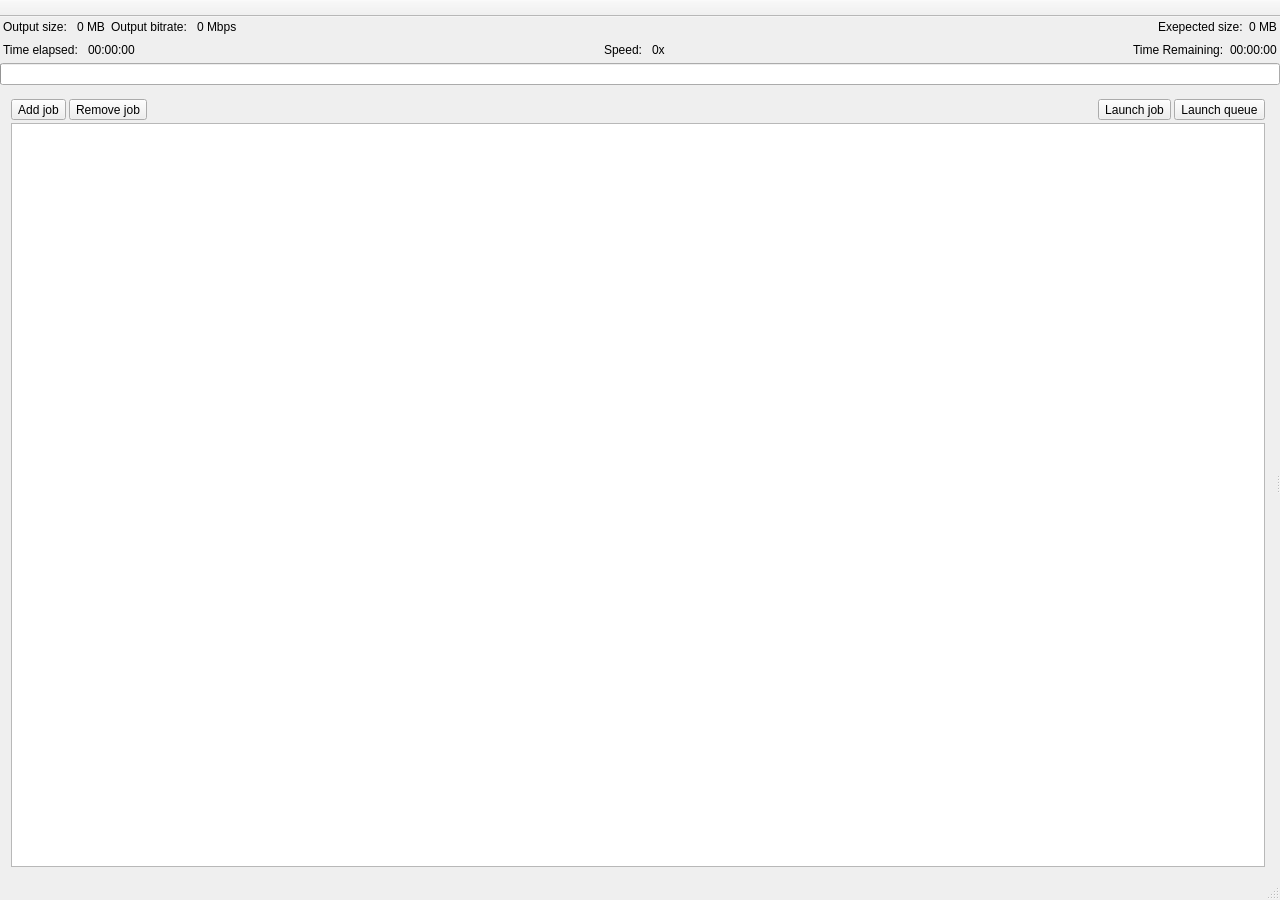
First picture: the form in src/UI/mainwindow.ui, repository RxLaboratory/DuME, before the edit.
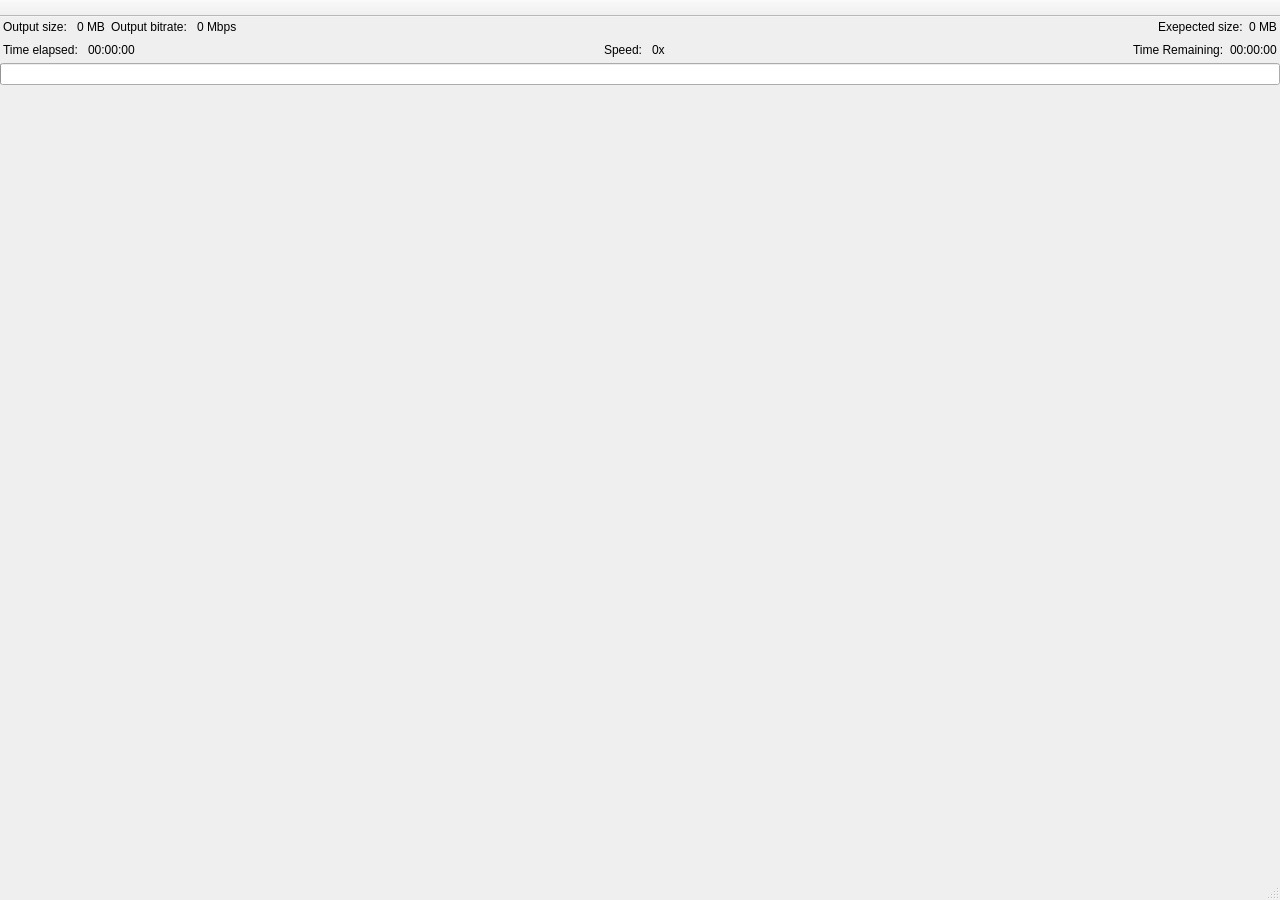
Second picture: the form after the edit. Icons and pictures are not drawn.

Commit message: Dockify queue

Diff of the .ui file:
```diff
--- a/src/UI/mainwindow.ui
+++ b/src/UI/mainwindow.ui
@@ -246,7 +246,7 @@
        <number>0</number>
       </property>
       <widget class="QWidget" name="rqueueWidget">
-       <layout class="QVBoxLayout" name="verticalLayout_6">
+       <layout class="QVBoxLayout" name="verticalLayout_2">
         <property name="spacing">
          <number>0</number>
         </property>
@@ -263,88 +263,6 @@
          <number>0</number>
         </property>
         <item>
-         <widget class="QSplitter" name="rQueueSplitter">
-          <property name="orientation">
-           <enum>Qt::Horizontal</enum>
-          </property>
-          <widget class="QWidget" name="layoutWidget">
-           <layout class="QVBoxLayout" name="verticalLayout_5">
-            <property name="spacing">
-             <number>3</number>
-            </property>
-            <item>
-             <layout class="QHBoxLayout" name="horizontalLayout_6">
-              <property name="spacing">
-               <number>3</number>
-              </property>
-              <item>
-               <widget class="QToolButton" name="addJobButton">
-                <property name="text">
-                 <string>Add job</string>
-                </property>
-                <property name="icon">
-                 <iconset resource="../resources.qrc">
-                  <normaloff>:/icons/add-job</normaloff>:/icons/add-job</iconset>
-                </property>
-               </widget>
-              </item>
-              <item>
-               <widget class="QToolButton" name="removeJobButton">
-                <property name="text">
-                 <string>Remove job</string>
-                </property>
-                <property name="icon">
-                 <iconset resource="../resources.qrc">
-                  <normaloff>:/icons/remove-job</normaloff>:/icons/remove-job</iconset>
-                </property>
-               </widget>
-              </item>
-              <item>
-               <spacer name="horizontalSpacer_6">
-                <property name="orientation">
-                 <enum>Qt::Horizontal</enum>
-                </property>
-                <property name="sizeHint" stdset="0">
-                 <size>
-                  <width>40</width>
-                  <height>20</height>
-                 </size>
-                </property>
-               </spacer>
-              </item>
-              <item>
-               <widget class="QToolButton" name="launchJobButton">
-                <property name="text">
-                 <string>Launch job</string>
-                </property>
-                <property name="icon">
-                 <iconset resource="../resources.qrc">
-                  <normaloff>:/icons/encode-job</normaloff>:/icons/encode-job</iconset>
-                </property>
-               </widget>
-              </item>
-              <item>
-               <widget class="QToolButton" name="launchQueueButton">
-                <property name="text">
-                 <string>Launch queue</string>
-                </property>
-                <property name="icon">
-                 <iconset resource="../resources.qrc">
-                  <normaloff>:/icons/encode</normaloff>:/icons/encode</iconset>
-                </property>
-               </widget>
-              </item>
-             </layout>
-            </item>
-            <item>
-             <widget class="QListWidget" name="rQueueList">
-              <property name="sortingEnabled">
-               <bool>true</bool>
-              </property>
-             </widget>
-            </item>
-           </layout>
-          </widget>
           <widget class="QStackedWidget" name="rQueueStack">
            <widget class="QWidget" name="queuePage">
             <layout class="QVBoxLayout" name="queueLayout">
@@ -364,7 +282,6 @@
               <number>0</number>
              </property>
             </layout>
-           </widget>
           </widget>
          </widget>
         </item>
```
Lines whose indentation alone changed are shown as unchanged. The commit also changes 8 other files.
